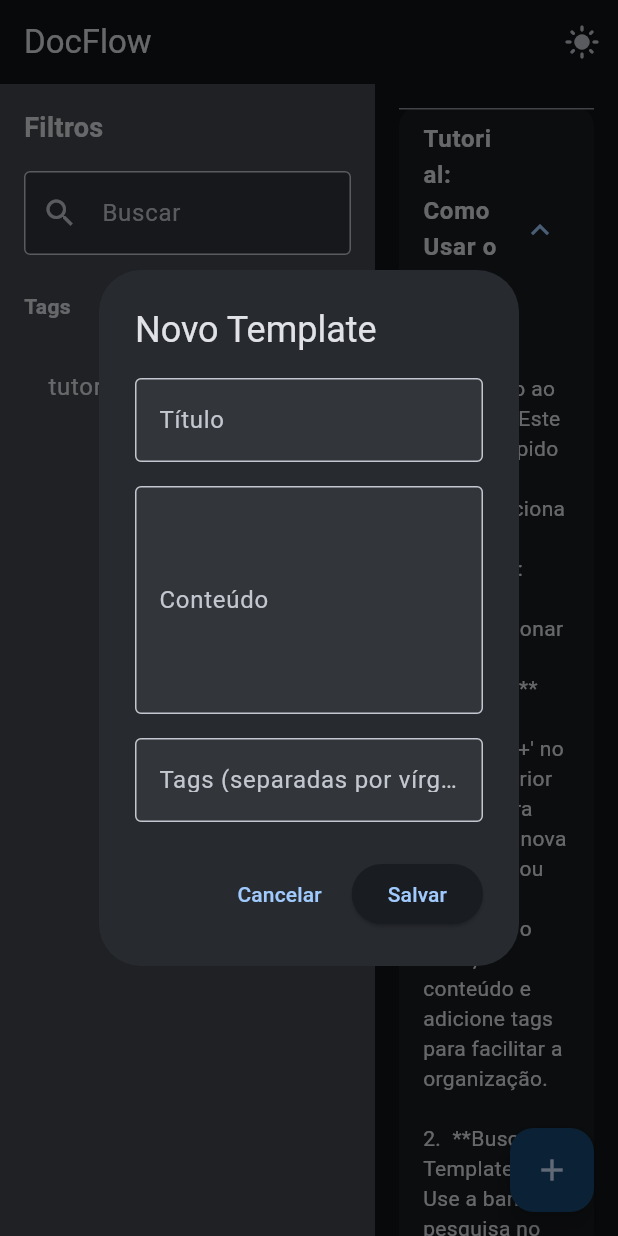
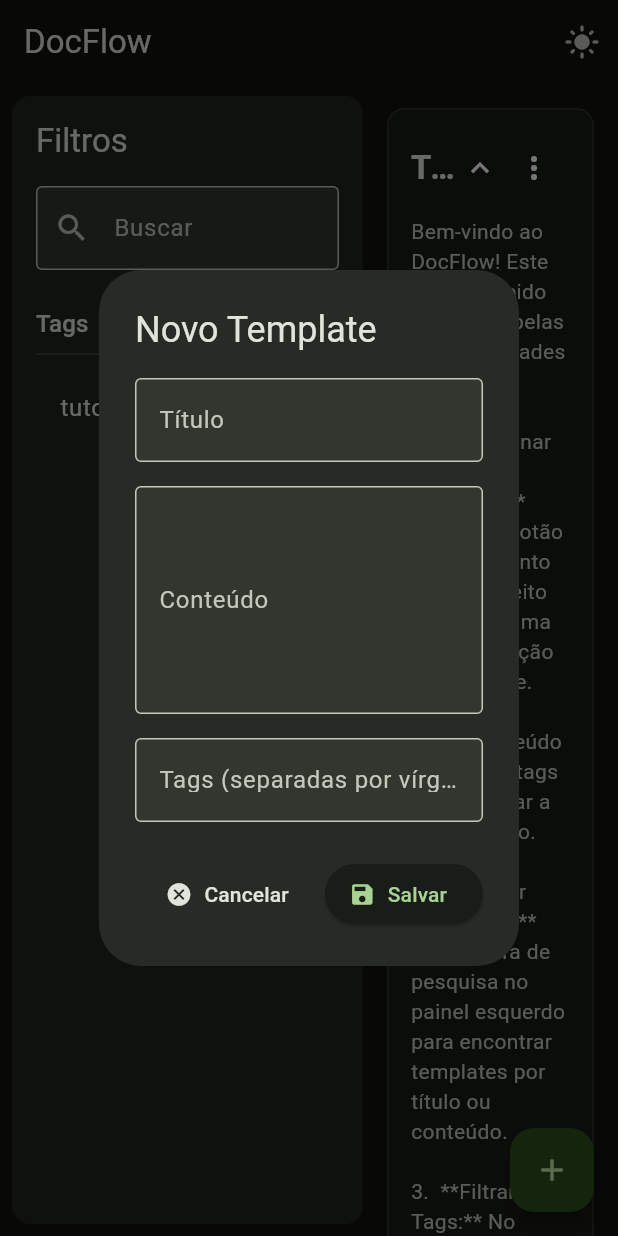
Before and after one commit to EmersonComar/DocFlow, a Flutter app: the screen it shows after launch, after a tap on "Tutorial: Como Usar o DocFlow", after a tap on the "dark mode" icon, after a tap on the "add" icon, on a phone screen of 412 x 824 dp. Run offline on Flutter 3.47's test engine with Material 3 defaults, Android fonts, the phone set to English and light mode, and no system bars; our stand-ins replace sqflite, sqflite_common_ffi; accounts and stored records are empty.

```diff
--- a/lib/main.dart
+++ b/lib/main.dart
@@ -30,12 +30,12 @@
           theme: ThemeData(
             useMaterial3: true,
             brightness: Brightness.light,
-            colorSchemeSeed: Colors.blue,
+            colorSchemeSeed: const Color(0xFF33691E),
           ),
           darkTheme: ThemeData(
             useMaterial3: true,
             brightness: Brightness.dark,
-            colorSchemeSeed: Colors.blue,
+            colorSchemeSeed: const Color(0xFF33691E),
           ),
           themeMode: themeNotifier.themeMode,
           home: const HomeScreen(),
--- a/lib/screens/add_template_dialog.dart
+++ b/lib/screens/add_template_dialog.dart
@@ -50,6 +50,8 @@
   @override
   Widget build(BuildContext context) {
     final isEditing = widget.template != null;
+    final colorScheme = Theme.of(context).colorScheme;
+
     return AlertDialog(
       title: Text(isEditing ? 'Editar Template' : 'Novo Template'),
       content: SingleChildScrollView(
@@ -103,13 +105,18 @@
         ),
       ),
       actions: [
-        TextButton(
+        TextButton.icon(
           onPressed: () => Navigator.of(context).pop(),
-          child: const Text('Cancelar'),
+          icon: const Icon(Icons.cancel),
+          label: const Text('Cancelar'),
+          style: TextButton.styleFrom(
+            foregroundColor: colorScheme.onSurface,
+          ),
         ),
-        ElevatedButton(
+        ElevatedButton.icon(
           onPressed: _saveTemplate,
-          child: const Text('Salvar'),
+          icon: const Icon(Icons.save),
+          label: const Text('Salvar'),
         ),
       ],
     );
--- a/lib/screens/home_screen.dart
+++ b/lib/screens/home_screen.dart
@@ -20,6 +20,7 @@
   List<String> allTags = [];
   Map<String, bool> selectedTags = {};
   bool isLoading = true;
+  final Set<int> _expandedTemplates = {};
 
   @override
   void initState() {
@@ -142,8 +143,9 @@
                 Navigator.of(context).pop();
               },
             ),
-            TextButton(
-              child: Text('Deletar', style: TextStyle(color: Theme.of(context).colorScheme.error)),
+            TextButton.icon(
+              icon: const Icon(Icons.delete),
+              label: Text('Deletar', style: TextStyle(color: Theme.of(context).colorScheme.error)),
               onPressed: () async {
                 await DatabaseHelper.instance.delete(template.id!);
                 Navigator.of(context).pop();
@@ -159,6 +161,7 @@
   @override
   Widget build(BuildContext context) {
     final themeNotifier = Provider.of<ThemeNotifier>(context);
+    final colorScheme = Theme.of(context).colorScheme;
     return Scaffold(
       appBar: AppBar(
         title: const Text('DocFlow'),
@@ -172,14 +175,18 @@
       ),
       body: Row(
         children: [
-          Container(
+          SizedBox(
             width: 250,
-            color: Theme.of(context).colorScheme.surfaceVariant,
+            child: Card(
+              elevation: 0,
+              color: colorScheme.surfaceVariant.withOpacity(0.3),
+              margin: const EdgeInsets.all(8.0),
+              child: Padding(
                 padding: const EdgeInsets.all(16.0),
                 child: Column(
                   crossAxisAlignment: CrossAxisAlignment.start,
                   children: [
-                const Text('Filtros', style: TextStyle(fontSize: 18, fontWeight: FontWeight.bold)),
+                    Text('Filtros', style: Theme.of(context).textTheme.titleLarge),
                     const SizedBox(height: 16),
                     TextField(
                       controller: searchController,
@@ -192,7 +199,7 @@
                       onChanged: (value) => filterTemplates(),
                     ),
                     const SizedBox(height: 24),
-                const Text('Tags', style: TextStyle(fontWeight: FontWeight.bold)),
+                    Text('Tags', style: Theme.of(context).textTheme.titleMedium),
                     const Divider(),
                     Expanded(
                       child: ListView(
@@ -213,67 +220,106 @@
                   ],
                 ),
               ),
+            ),
+          ),
           Expanded(
             child: isLoading
                 ? const Center(child: CircularProgressIndicator())
                 : ListView.builder(
-                    padding: const EdgeInsets.all(16.0),
+                    padding: const EdgeInsets.fromLTRB(8, 16, 16, 16),
                     itemCount: filteredTemplates.length,
                     itemBuilder: (context, index) {
-                      Template t = filteredTemplates[index];
+                      final t = filteredTemplates[index];
+                      final isExpanded = _expandedTemplates.contains(t.id);
+
                       return Card(
+                        elevation: 2,
                         margin: const EdgeInsets.only(bottom: 16.0),
-                        child: ExpansionTile(
-                          title: Text(t.titulo, style: const TextStyle(fontWeight: FontWeight.bold)),
-                          children: [
-                            Padding(
+                        shape: RoundedRectangleBorder(
+                          borderRadius: BorderRadius.circular(12),
+                          side: BorderSide(color: colorScheme.outline.withOpacity(0.2)),
+                        ),
+                        child: InkWell(
+                          splashColor: Colors.transparent,
+                          highlightColor: colorScheme.onSurface.withOpacity(0.1),
+                          onTap: () {
+                            setState(() {
+                              if (isExpanded) {
+                                _expandedTemplates.remove(t.id);
+                              } else {
+                                _expandedTemplates.add(t.id!);
+                              }
+                            });
+                          },
+                          borderRadius: BorderRadius.circular(12),
+                          child: Padding(
                             padding: const EdgeInsets.all(16.0),
                             child: Column(
                               crossAxisAlignment: CrossAxisAlignment.start,
                               children: [
-                                  Text(t.conteudo),
+                                Row(
+                                  mainAxisAlignment: MainAxisAlignment.spaceBetween,
+                                  children: [
+                                    Expanded(
+                                      child: Text(
+                                        t.titulo,
+                                        style: Theme.of(context).textTheme.titleLarge?.copyWith(fontWeight: FontWeight.bold),
+                                        overflow: TextOverflow.ellipsis,
+                                      ),
+                                    ),
+                                    Icon(isExpanded ? Icons.expand_less : Icons.expand_more),
+                                    PopupMenuButton<String>(
+                                      onSelected: (value) {
+                                        if (value == 'edit') {
+                                          _showEditTemplateDialog(t);
+                                        } else if (value == 'delete') {
+                                          _showDeleteConfirmationDialog(t);
+                                        }
+                                      },
+                                      itemBuilder: (BuildContext context) => <PopupMenuEntry<String>>[
+                                        const PopupMenuItem<String>(
+                                          value: 'edit',
+                                          child: ListTile(leading: Icon(Icons.edit), title: Text('Editar')),
+                                        ),
+                                        const PopupMenuItem<String>(
+                                          value: 'delete',
+                                          child: ListTile(leading: Icon(Icons.delete), title: Text('Deletar')),
+                                        ),
+                                      ],
+                                    ),
+                                  ],
+                                ),
+                                const SizedBox(height: 8),
+                                Text(
+                                  t.conteudo,
+                                  maxLines: isExpanded ? null : 3,
+                                  overflow: isExpanded ? TextOverflow.visible : TextOverflow.ellipsis,
+                                  style: Theme.of(context).textTheme.bodyMedium?.copyWith(color: colorScheme.onSurfaceVariant),
+                                ),
                                 const SizedBox(height: 16),
                                 if (t.tags.isNotEmpty && t.tags.first.isNotEmpty)
                                   Wrap(
                                     spacing: 8,
                                     runSpacing: 4,
-                                      children: t.tags
-                                          .map((tag) => Chip(label: Text(tag)))
-                                          .toList(),
+                                    children: t.tags.map((tag) => Chip(label: Text(tag))).toList(),
                                   ),
                                 const SizedBox(height: 16),
-                                  Row(
-                                    mainAxisAlignment: MainAxisAlignment.end,
-                                    children: [
-                                      IconButton(
-                                        icon: const Icon(Icons.delete),
-                                        color: Theme.of(context).colorScheme.error,
-                                        tooltip: 'Deletar',
-                                        onPressed: () => _showDeleteConfirmationDialog(t),
-                                      ),
-                                      IconButton(
-                                        icon: const Icon(Icons.edit),
-                                        tooltip: 'Editar',
-                                        onPressed: () => _showEditTemplateDialog(t),
-                                      ),
-                                      const SizedBox(width: 8),
-                                      ElevatedButton.icon(
+                                Align(
+                                  alignment: Alignment.centerLeft,
+                                  child: ElevatedButton.icon(
                                     onPressed: () {
                                       Clipboard.setData(ClipboardData(text: t.conteudo));
                                       ScaffoldMessenger.of(context).showSnackBar(
-                                            const SnackBar(
-                                                content: Text('Conteúdo copiado!')),
+                                        const SnackBar(content: Text('Conteúdo copiado!')),
                                       );
                                     },
                                     icon: const Icon(Icons.copy),
                                     label: const Text('Copiar'),
                                   ),
-                                    ],
                                 ),
                               ],
                             ),
                           ),
-                          ],
                         ),
                       );
                     },
```
Also changed, not shown: 1 other file. Lines whose indentation alone changed are shown as unchanged.
